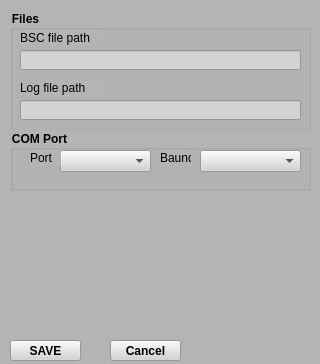
ramonefoster/TCS-bancada, file settings.ui: the form before one commit.
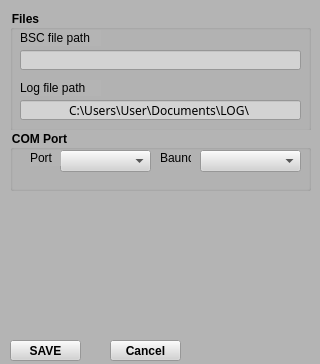
The form after the commit. Icons and pictures are not drawn.

Diff of the .ui file:
```diff
--- a/settings.ui
+++ b/settings.ui
@@ -101,13 +101,16 @@
      <font>
       <family>Calibri Light</family>
       <pointsize>9</pointsize>
-      <weight>75</weight>
-      <bold>true</bold>
+      <weight>50</weight>
+      <bold>false</bold>
      </font>
     </property>
     <property name="styleSheet">
      <string notr="true">background-color: lightgrey</string>
     </property>
+    <property name="text">
+     <string>C:\Users\User\Documents\LOG\</string>
+    </property>
     <property name="alignment">
      <set>Qt::AlignCenter</set>
     </property>
```
Left out of the diff: 19 changed lines with no effect on the pictures.
